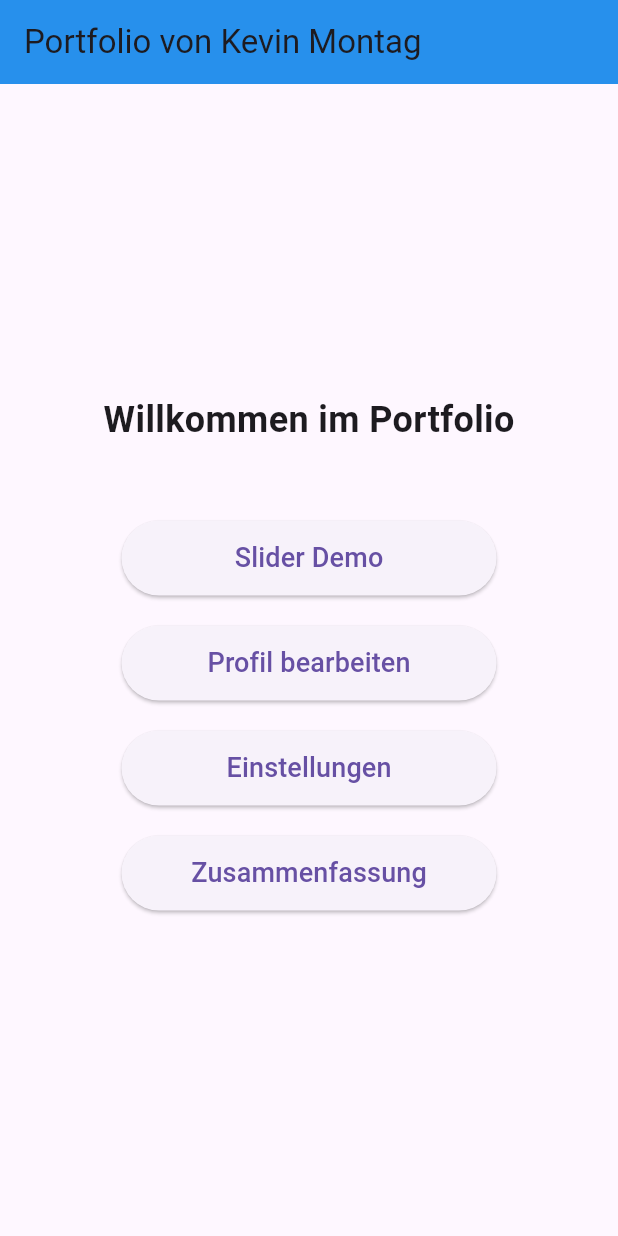
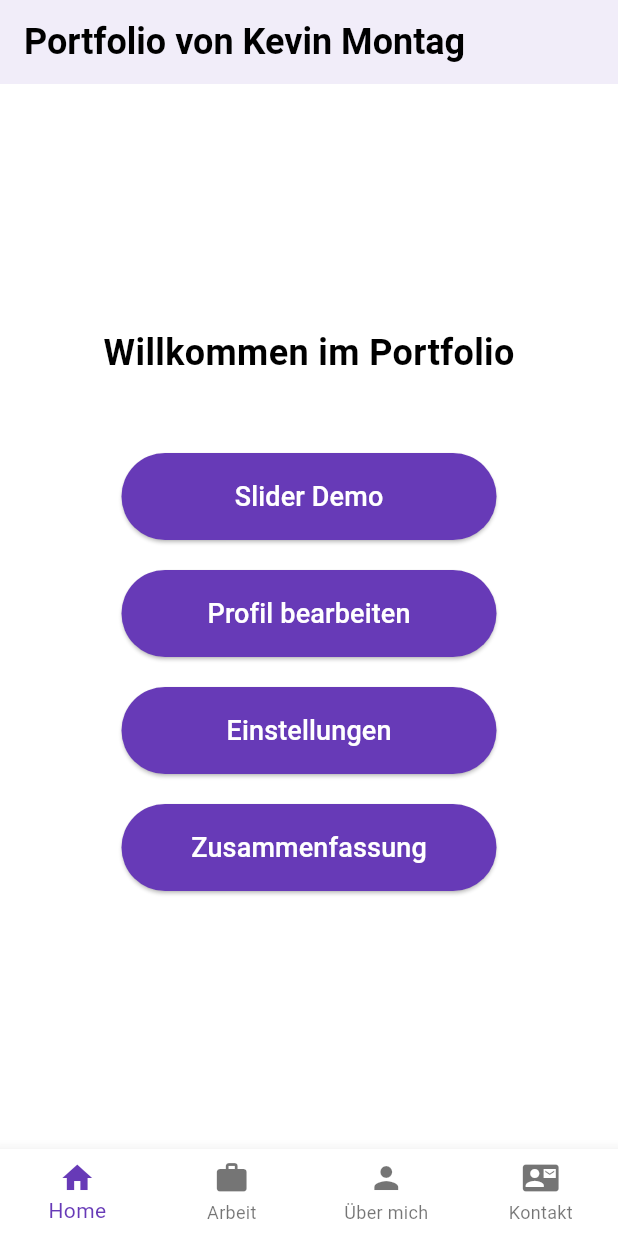
Before and after one commit to DarkSerpin/portfolio_5365258, a Flutter app: the screen it shows after launch, on a phone screen of 412 x 824 dp. Run offline on Flutter 3.47's test engine with Material 3 defaults, Android fonts, the phone set to English and light mode, and no system bars.

Commit message:
main fehler gefixt

```diff
--- a/praktikum/lib/main.dart
+++ b/praktikum/lib/main.dart
@@ -1,18 +1,74 @@
 import 'package:flutter/material.dart';
 import 'pages/home_page.dart';
+import 'pages/work_page.dart';
+import 'pages/about_page.dart';
+import 'pages/contact_page.dart';
 import 'pages/user_data.dart';
 
-void main() => runApp(const MyApp());
+void main() {
+  runApp(const PortfolioApp());
+}
 
-class MyApp extends StatelessWidget {
-  const MyApp({super.key});
+class PortfolioApp extends StatefulWidget {
+  const PortfolioApp({super.key});
+
+  @override
+  State<PortfolioApp> createState() => _PortfolioAppState();
+}
+
+class _PortfolioAppState extends State<PortfolioApp> {
+  final UserData userData = UserData();
+  int _currentIndex = 0;
+
+  late final List<Widget> _pages;
+
+  @override
+  void initState() {
+    super.initState();
+    _pages = [
+      HomePage(userData: userData),
+      const WorkPage(),
+      AboutPage(userData: userData),
+      const ContactPage(),
+    ];
+  }
 
   @override
   Widget build(BuildContext context) {
     return MaterialApp(
-      title: 'Portfolio App',
-      theme: ThemeData(primarySwatch: Colors.blue),
-      home: HomePage(userData: UserData()), // Zentrale Dateninstanz
+      title: 'Portfolio von Kevin Montag',
+      theme: ThemeData(
+        primarySwatch: Colors.deepPurple,
+        colorScheme: ColorScheme.fromSwatch(
+          primarySwatch: Colors.deepPurple,
+          accentColor: Colors.amber,
+        ),
+        fontFamily: 'Roboto',
+        textTheme: const TextTheme(
+          titleLarge: TextStyle(fontSize: 24, fontWeight: FontWeight.bold),
+          bodyMedium: TextStyle(fontSize: 16),
+        ),
+      ),
+      home: Scaffold(
+        body: _pages[_currentIndex],
+        bottomNavigationBar: BottomNavigationBar(
+          currentIndex: _currentIndex,
+          onTap: (index) => setState(() => _currentIndex = index),
+          type: BottomNavigationBarType.fixed,
+          items: const [
+            BottomNavigationBarItem(icon: Icon(Icons.home), label: 'Home'),
+            BottomNavigationBarItem(icon: Icon(Icons.work), label: 'Arbeit'),
+            BottomNavigationBarItem(
+              icon: Icon(Icons.person),
+              label: 'Über mich',
+            ),
+            BottomNavigationBarItem(
+              icon: Icon(Icons.contact_mail),
+              label: 'Kontakt',
+            ),
+          ],
+        ),
+      ),
     );
   }
 }
--- a/praktikum/lib/pages/home_page.dart
+++ b/praktikum/lib/pages/home_page.dart
@@ -14,7 +14,6 @@ class HomePage extends StatelessWidget {
     return Scaffold(
       appBar: AppBar(
         title: const Text('Portfolio von Kevin Montag'),
-        backgroundColor: Colors.blue,
         elevation: 4,
       ),
       body: Center(
@@ -61,15 +60,17 @@ class HomePage extends StatelessWidget {
       width: 250,
       margin: const EdgeInsets.symmetric(vertical: 10),
       child: ElevatedButton(
+        style: ElevatedButton.styleFrom(
+          padding: const EdgeInsets.all(16),
+          backgroundColor: Theme.of(context).colorScheme.primary,
+          foregroundColor: Colors.white,
+        ),
         onPressed:
             () => Navigator.push(
               context,
               MaterialPageRoute(builder: (context) => pageBuilder()),
             ),
-        child: Padding(
-          padding: const EdgeInsets.all(12.0),
-          child: Text(text, style: const TextStyle(fontSize: 18)),
-        ),
+        child: Text(text, style: const TextStyle(fontSize: 18)),
       ),
     );
   }
```
Also changed, not shown: praktikum/lib/pages/about_page.dart (added, +67 -0 lines), praktikum/lib/pages/contact_page.dart (added, +139 -0 lines), praktikum/lib/pages/work_page.dart (added, +66 -0 lines).
